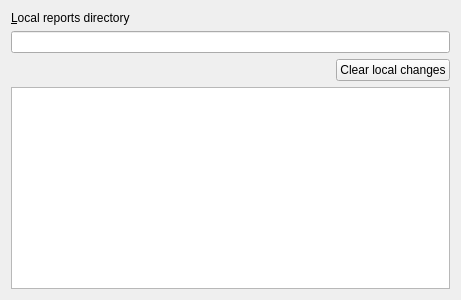
First picture: the form in quickevent/app/quickevent/plugins/Core/src/widgets/reportssettingspage.ui, repository Quick-Box/quickevent, before the edit.
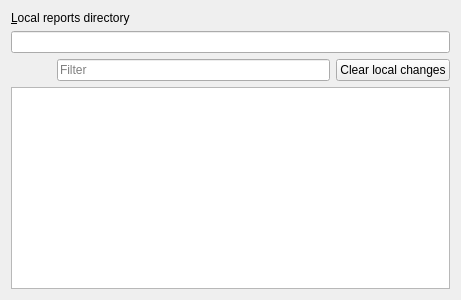
Second picture: the form after the edit.

Commit message:
Add text filter to reports settings table
Filter the report files table by file name (case-insensitive) using
a line edit in the toolbar.

```diff
--- a/quickevent/app/quickevent/plugins/Core/src/widgets/reportssettingspage.ui
+++ b/quickevent/app/quickevent/plugins/Core/src/widgets/reportssettingspage.ui
@@ -44,17 +44,14 @@
       </widget>
      </item>
      <item>
-      <spacer name="horizontalSpacer">
-       <property name="orientation">
-        <enum>Qt::Orientation::Horizontal</enum>
+      <widget class="QLineEdit" name="edFilter">
+       <property name="placeholderText">
+        <string>Filter</string>
        </property>
-       <property name="sizeHint" stdset="0">
-        <size>
-         <width>40</width>
-         <height>20</height>
-        </size>
+       <property name="clearButtonEnabled">
+        <bool>true</bool>
        </property>
-      </spacer>
+      </widget>
      </item>
      <item>
       <widget class="QPushButton" name="btClearLocalChanges">
```
The commit also changes 1 other file.
